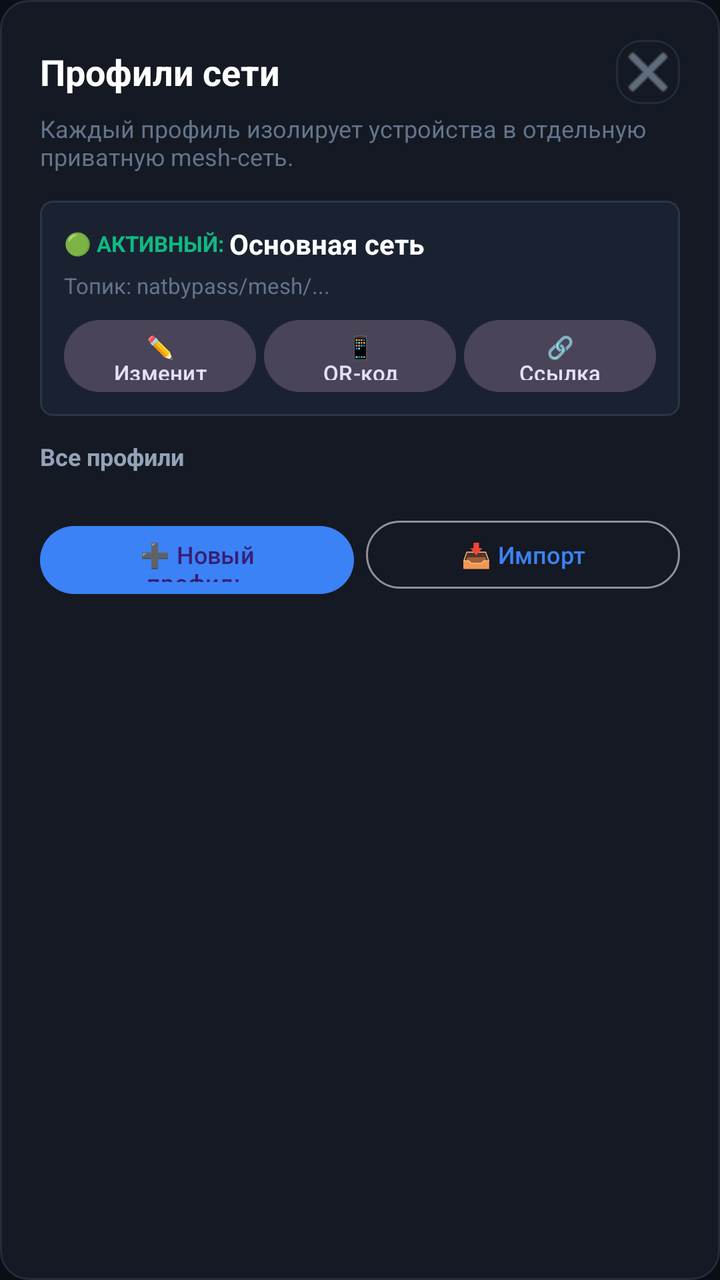
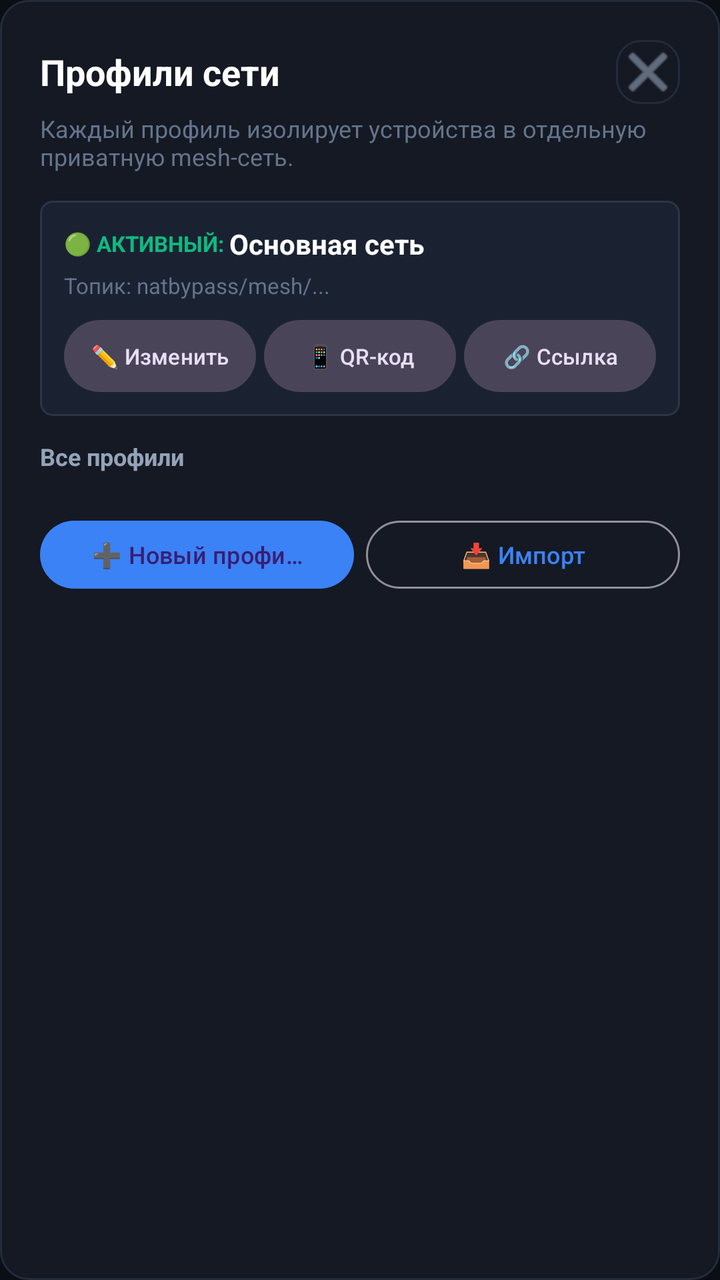

Before-and-after screenshots of an Android layout around one commit, followed by the original layout XML and the change that was made.
<!-- AndroidManifest.xml: application theme Theme.NatBypass -->
<!-- res/layout/dialog_profile_manager.xml -->
<?xml version="1.0" encoding="utf-8"?>
<LinearLayout xmlns:android="http://schemas.android.com/apk/res/android"
    xmlns:app="http://schemas.android.com/apk/res-auto"
    android:layout_width="match_parent"
    android:layout_height="wrap_content"
    android:background="@drawable/bg_card"
    android:orientation="vertical"
    android:padding="20dp">

    
    <LinearLayout
        android:layout_width="match_parent"
        android:layout_height="wrap_content"
        android:gravity="center_vertical"
        android:orientation="horizontal">

        <TextView
            android:layout_width="0dp"
            android:layout_height="wrap_content"
            android:layout_weight="1"
            android:text="Профили сети"
            android:textColor="@color/text_primary"
            android:textSize="18sp"
            android:textStyle="bold" />

        <ImageButton
            android:id="@+id/btnDialogClose"
            android:layout_width="32dp"
            android:layout_height="32dp"
            android:background="@drawable/bg_action_btn"
            android:contentDescription="Закрыть"
            app:srcCompat="@android:drawable/ic_menu_close_clear_cancel"
            app:tint="@color/text_secondary" />
    </LinearLayout>

    <TextView
        android:layout_width="match_parent"
        android:layout_height="wrap_content"
        android:layout_marginTop="4dp"
        android:text="Каждый профиль изолирует устройства в отдельную приватную mesh-сеть."
        android:textColor="@color/text_muted"
        android:textSize="12sp" />

    
    <LinearLayout
        android:id="@+id/cardActiveProfile"
        android:layout_width="match_parent"
        android:layout_height="wrap_content"
        android:layout_marginTop="14dp"
        android:background="@drawable/bg_chip_blue"
        android:orientation="vertical"
        android:padding="12dp">

        <LinearLayout
            android:layout_width="match_parent"
            android:layout_height="wrap_content"
            android:gravity="center_vertical"
            android:orientation="horizontal">

            <TextView
                android:layout_width="wrap_content"
                android:layout_height="wrap_content"
                android:text="🟢 АКТИВНЫЙ: "
                android:textColor="@color/green_bright"
                android:textSize="11sp"
                android:textStyle="bold" />

            <TextView
                android:id="@+id/tvActiveProfileName"
                android:layout_width="0dp"
                android:layout_height="wrap_content"
                android:layout_weight="1"
                android:ellipsize="end"
                android:maxLines="1"
                android:text="Основная сеть"
                android:textColor="@color/text_primary"
                android:textSize="14sp"
                android:textStyle="bold" />
        </LinearLayout>

        <TextView
            android:id="@+id/tvActiveProfileTopic"
            android:layout_width="match_parent"
            android:layout_height="wrap_content"
            android:layout_marginTop="4dp"
            android:ellipsize="middle"
            android:maxLines="1"
            android:text="Топик: natbypass/mesh/..."
            android:textColor="@color/text_muted"
            android:textSize="11sp" />

        
        <LinearLayout
            android:layout_width="match_parent"
            android:layout_height="wrap_content"
            android:layout_marginTop="10dp"
            android:orientation="horizontal">

            <Button
                android:id="@+id/btnEditActiveProfile"
                style="@style/Widget.Material3.Button.TonalButton"
                android:layout_width="0dp"
                android:layout_height="36dp"
                android:layout_marginEnd="4dp"
                android:layout_weight="1"
                android:insetTop="0dp"
                android:insetBottom="0dp"
                android:text="✏️ Изменить"
                android:textSize="11sp" />

            <Button
                android:id="@+id/btnShareActiveProfileQR"
                style="@style/Widget.Material3.Button.TonalButton"
                android:layout_width="0dp"
                android:layout_height="36dp"
                android:layout_marginEnd="4dp"
                android:layout_weight="1"
                android:insetTop="0dp"
                android:insetBottom="0dp"
                android:text="📱 QR-код"
                android:textSize="11sp" />

            <Button
                android:id="@+id/btnCopyActiveProfileLink"
                style="@style/Widget.Material3.Button.TonalButton"
                android:layout_width="0dp"
                android:layout_height="36dp"
                android:layout_weight="1"
                android:insetTop="0dp"
                android:insetBottom="0dp"
                android:text="🔗 Ссылка"
                android:textSize="11sp" />
        </LinearLayout>
    </LinearLayout>

    
    <TextView
        android:layout_width="wrap_content"
        android:layout_height="wrap_content"
        android:layout_marginTop="12dp"
        android:text="Все профили"
        android:textColor="@color/text_secondary"
        android:textSize="12sp"
        android:textStyle="bold" />

    <LinearLayout
        android:id="@+id/containerProfilesList"
        android:layout_width="match_parent"
        android:layout_height="wrap_content"
        android:layout_marginTop="6dp"
        android:orientation="vertical" />

    
    <LinearLayout
        android:layout_width="match_parent"
        android:layout_height="wrap_content"
        android:layout_marginTop="14dp"
        android:orientation="horizontal">

        <Button
            android:id="@+id/btnCreateProfile"
            style="@style/Widget.Material3.Button"
            android:layout_width="0dp"
            android:layout_height="42dp"
            android:layout_marginEnd="6dp"
            android:layout_weight="1"
            android:text="➕ Новый профиль"
            android:textSize="12sp" />

        <Button
            android:id="@+id/btnImportProfile"
            style="@style/Widget.Material3.Button.OutlinedButton"
            android:layout_width="0dp"
            android:layout_height="42dp"
            android:layout_weight="1"
            android:text="📥 Импорт"
            android:textSize="12sp" />
    </LinearLayout>
</LinearLayout>
<!-- resources referenced by this layout -->
<resources>
  <color name="green_bright">#10B981</color>
  <color name="text_muted">#64748B</color>
  <color name="text_primary">#FFFFFF</color>
  <color name="text_secondary">#94A3B8</color>
  <!-- drawable bg_action_btn (drawable) -->
  <?xml version="1.0" encoding="utf-8"?>
  <ripple xmlns:android="http://schemas.android.com/apk/res/android"
      android:color="#20FFFFFF">
      <item>
          <shape>
              <solid android:color="@color/card_bg" />
              <stroke android:width="1dp" android:color="@color/border_dark" />
              <corners android:radius="12dp" />
          </shape>
      </item>
  </ripple>
  <!-- drawable bg_card (drawable) -->
  <?xml version="1.0" encoding="utf-8"?>
  <shape xmlns:android="http://schemas.android.com/apk/res/android">
      <solid android:color="@color/card_bg" />
      <stroke android:width="1dp" android:color="@color/border_dark" />
      <corners android:radius="14dp" />
  </shape>
  <!-- drawable bg_chip_blue (drawable) -->
  <?xml version="1.0" encoding="utf-8"?>
  <shape xmlns:android="http://schemas.android.com/apk/res/android">
      <solid android:color="#1A2232" />
      <stroke android:width="1dp" android:color="#2A3548" />
      <corners android:radius="6dp" />
  </shape>
  <style name="Theme.NatBypass" parent="Theme.Material3.Dark.NoActionBar">
          <item name="android:windowBackground">@color/bg_dark</item>
          <item name="android:statusBarColor">@color/bg_dark</item>
          <item name="android:navigationBarColor">@color/bg_dark</item>
          <item name="colorPrimary">@color/accent_blue</item>
          <item name="colorSecondary">@color/green_online</item>
          <item name="colorSurface">@color/panel_dark</item>
      </style>
  <color name="card_bg">#141923</color>
  <color name="border_dark">#222C3D</color>
  <color name="bg_dark">#0B0E14</color>
  <color name="accent_blue">#3B82F6</color>
  <color name="green_online">#10B981</color>
  <color name="panel_dark">#141923</color>
</resources>

<!-- the commit's change to res/layout/dialog_profile_manager.xml (unified diff, before → after) -->
@@ -100,11 +100,16 @@
                 android:id="@+id/btnEditActiveProfile"
                 style="@style/Widget.Material3.Button.TonalButton"
                 android:layout_width="0dp"
-                android:layout_height="36dp"
+                android:layout_height="wrap_content"
+                android:minHeight="36dp"
                 android:layout_marginEnd="4dp"
                 android:layout_weight="1"
                 android:insetTop="0dp"
                 android:insetBottom="0dp"
+                android:paddingStart="4dp"
+                android:paddingEnd="4dp"
+                android:singleLine="true"
+                android:maxLines="1"
                 android:text="✏️ Изменить"
                 android:textSize="11sp" />
 
@@ -112,11 +117,16 @@
                 android:id="@+id/btnShareActiveProfileQR"
                 style="@style/Widget.Material3.Button.TonalButton"
                 android:layout_width="0dp"
-                android:layout_height="36dp"
+                android:layout_height="wrap_content"
+                android:minHeight="36dp"
                 android:layout_marginEnd="4dp"
                 android:layout_weight="1"
                 android:insetTop="0dp"
                 android:insetBottom="0dp"
+                android:paddingStart="4dp"
+                android:paddingEnd="4dp"
+                android:singleLine="true"
+                android:maxLines="1"
                 android:text="📱 QR-код"
                 android:textSize="11sp" />
 
@@ -124,10 +134,15 @@
                 android:id="@+id/btnCopyActiveProfileLink"
                 style="@style/Widget.Material3.Button.TonalButton"
                 android:layout_width="0dp"
-                android:layout_height="36dp"
+                android:layout_height="wrap_content"
+                android:minHeight="36dp"
                 android:layout_weight="1"
                 android:insetTop="0dp"
                 android:insetBottom="0dp"
+                android:paddingStart="4dp"
+                android:paddingEnd="4dp"
+                android:singleLine="true"
+                android:maxLines="1"
                 android:text="🔗 Ссылка"
                 android:textSize="11sp" />
         </LinearLayout>
@@ -161,9 +176,12 @@
             android:id="@+id/btnCreateProfile"
             style="@style/Widget.Material3.Button"
             android:layout_width="0dp"
-            android:layout_height="42dp"
+            android:layout_height="wrap_content"
+            android:minHeight="42dp"
             android:layout_marginEnd="6dp"
             android:layout_weight="1"
+            android:singleLine="true"
+            android:maxLines="1"
             android:text="➕ Новый профиль"
             android:textSize="12sp" />
 
@@ -171,8 +189,11 @@
             android:id="@+id/btnImportProfile"
             style="@style/Widget.Material3.Button.OutlinedButton"
             android:layout_width="0dp"
-            android:layout_height="42dp"
+            android:layout_height="wrap_content"
+            android:minHeight="42dp"
             android:layout_weight="1"
+            android:singleLine="true"
+            android:maxLines="1"
             android:text="📥 Импорт"
             android:textSize="12sp" />
     </LinearLayout>
